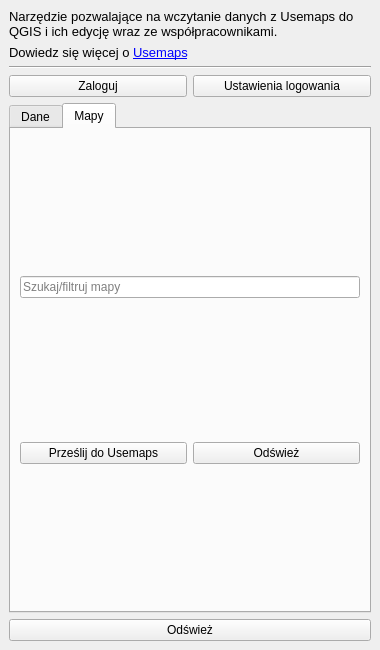
Qt form usemaps_plugin/service/main_dockwidget.ui (gis-support/usemaps-qgis-plugin) before a commit.
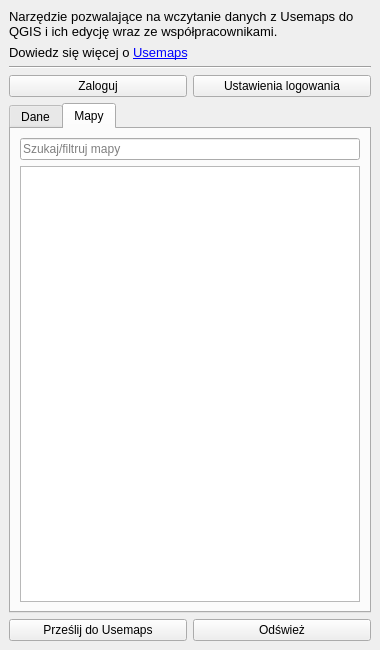
The same form after that commit. The open tabs and pages were chosen to show the change.

Diff of the .ui file:
```diff
--- a/usemaps_plugin/service/main_dockwidget.ui
+++ b/usemaps_plugin/service/main_dockwidget.ui
@@ -111,18 +111,32 @@
          </widget>
         </item>
         <item>
-         <layout class="QHBoxLayout" name="horizontalLayout_2">
-          <property name="topMargin">
-           <number>0</number>
+         <widget class="QTableView" name="mapTableView">
+          <property name="selectionBehavior">
+           <enum>QAbstractItemView::SelectRows</enum>
           </property>
+          <property name="sortingEnabled">
+           <bool>true</bool>
+          </property>
+          <property name="showGrid">
+           <bool>false</bool>
+          </property>
+          <attribute name="horizontalHeaderStretchLastSection">
+           <bool>true</bool>
+          </attribute>
+          <attribute name="verticalHeaderVisible">
+           <bool>false</bool>
+          </attribute>
+         </widget>
+        </item>
+       </layout>
+      </widget>
+     </widget>
+    </item>
+    <item>
+     <layout class="QHBoxLayout" name="horizontalLayout_bottom">
           <item>
            <widget class="QPushButton" name="addLayerButton">
-            <property name="maximumSize">
-             <size>
-              <width>16777215</width>
-              <height>16777215</height>
-             </size>
-            </property>
             <property name="text">
              <string>Prześlij do Usemaps</string>
             </property>
@@ -139,20 +153,6 @@
            </widget>
           </item>
          </layout>
-        </item>
-       </layout>
-      </widget>
-     </widget>
-    </item>
-    <item>
-     <widget class="QPushButton" name="refreshButton">
-      <property name="text">
-       <string>Odśwież</string>
-      </property>
-      <property name="default">
-       <bool>false</bool>
-      </property>
-     </widget>
     </item>
    </layout>
   </widget>
```
Left out of the diff: 2 changed lines with no effect on the pictures. Lines whose indentation alone changed are shown as unchanged.
